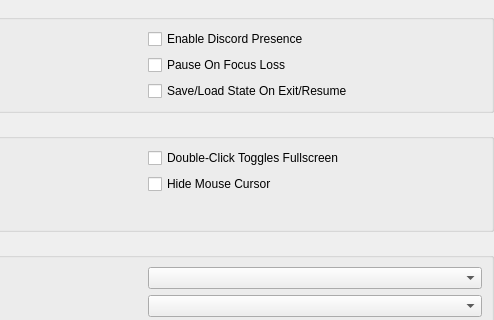
The window that pcsx2-qt/Settings/InterfaceSettingsWidget.ui (PCSX2/pcsx2) describes before a commit, drawn with Qt 5; both pictures show x 204 to 698 and y 0 to 320 of the 698 by 740 pixel window.
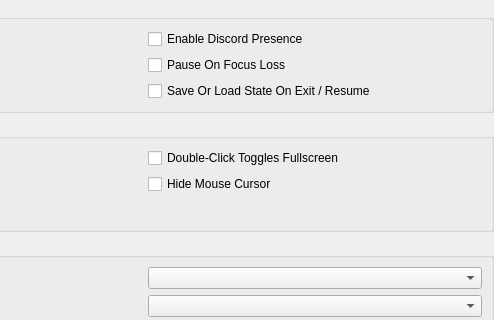
The same window after the commit.

Commit message:
Qt: Resize Windows + Change Framerate Presets + Lower OSD time
The main window will now correctly display the full Toolbar. Interface Settings will not go out of bounds. The OSD message for cheats and patches has been changed and the overall timing of the static (not dynamic) OSD messages are now 5 seconds instead of 10 seconds which is pretty long. Tested on 1920 x 1080 + 2560 x 1080 on 125% and 150% DPI scaling.

Patch:
```diff
--- a/pcsx2-qt/Settings/InterfaceSettingsWidget.ui
+++ b/pcsx2-qt/Settings/InterfaceSettingsWidget.ui
@@ -70,7 +70,7 @@
       <item row="3" column="1">
        <widget class="QCheckBox" name="saveStateOnExit">
         <property name="text">
-         <string>Save/Load State On Exit/Resume</string>
+         <string>Save Or Load State On Exit / Resume</string>
         </property>
        </widget>
       </item>
```
The commit also changes 7 other files.
